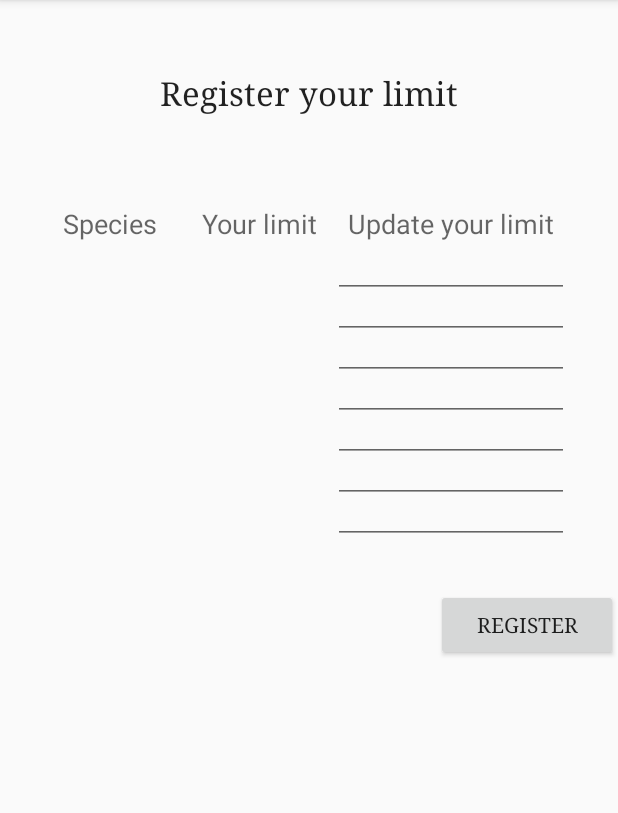
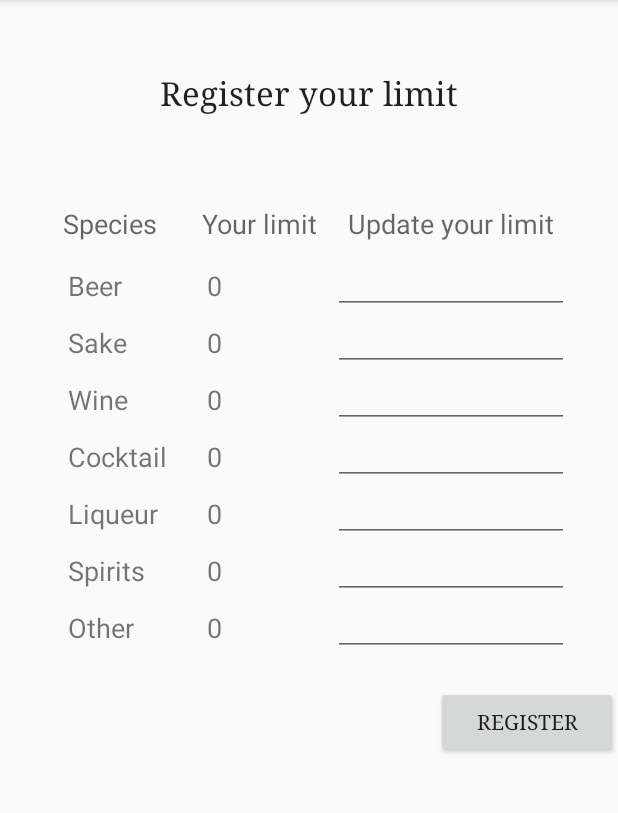
Before and after one commit to CORDEA/sake-meter, an Android app: the SakeLimitActivity screen opened directly, with no data from a screen before it, after a tap on "REGISTER", on a phone screen of 412 x 824 dp, the part 84-897 px from its top. Run offline under Robolectric (Android 15) with nearby library versions, the phone set to English and light mode, and no system bars.

Commit message:
bug fixed and cleaning

```diff
--- a/app/src/main/java/jp/cordea/sakemeter/MainActivity.java
+++ b/app/src/main/java/jp/cordea/sakemeter/MainActivity.java
@@ -3,7 +3,6 @@ package jp.cordea.sakemeter;
 import android.content.Intent;
 import android.os.Bundle;
 import android.support.v7.app.ActionBarActivity;
-import android.util.Log;
 import android.view.Menu;
 import android.view.MenuItem;
 import android.view.View;
@@ -48,12 +47,10 @@ public class MainActivity extends ActionBarActivity implements View.OnClickListe
         Intent intent;
         switch (view.getId()) {
             case R.id.sakemeter_b :
-                Log.i("MainActivity.onClick", "enter sakeMeter");
                 intent = new Intent(this, jp.cordea.sakemeter.SakeMeterActivity.class);
                 startActivity(intent);
             break;
             case R.id.limit_b :
-                Log.i("MainActivity.onClick", "enter sakeLimit");
                 intent = new Intent(this, jp.cordea.sakemeter.SakeLimitActivity.class);
                 startActivity(intent);
             break;
--- a/app/src/main/java/jp/cordea/sakemeter/SakeLimitActivity.java
+++ b/app/src/main/java/jp/cordea/sakemeter/SakeLimitActivity.java
@@ -14,7 +14,12 @@ import android.widget.TableLayout;
 import android.widget.TableRow;
 import android.widget.TextView;
 
+import java.io.File;
+import java.io.FileNotFoundException;
+import java.io.FileOutputStream;
+import java.io.IOException;
 import java.util.HashMap;
+import java.util.Map;
 
 /**
  * Copyright [2015] [Yoshihiro Tanaka]
@@ -35,14 +40,13 @@ import java.util.HashMap;
  */
 
 public class SakeLimitActivity extends ActionBarActivity implements View.OnClickListener {
-    private int height = 0;
 
     @Override
     protected void onCreate(Bundle savedInstanceState) {
         super.onCreate(savedInstanceState);
         setContentView(R.layout.activity_sakelimit);
 
-
+        addTableRow();
 
         final Button button = (Button) findViewById(R.id.register_b);
         button.setOnClickListener(this);
@@ -52,14 +56,14 @@ public class SakeLimitActivity extends ActionBarActivity implements View.OnClick
     public void onClick(View view) {
         switch (view.getId()) {
             case R.id.register_b :
-                controlCache.writeCache(false, getCacheDir(), "sakeMeter.limit.csv");
+                writeCache(false, getCacheDir(), general.limitFile);
                 addTableRow();
             break;
         }
     }
 
     private void addTableRow() {
-        HashMap<String, String> hashMap = controlCache.readCache(false, getCacheDir(), "sakeMeter.limit.csv");
+        HashMap<String, String> hashMap = controlCache.readCache(false, getCacheDir(), general.limitFile);
         TableLayout tableLayout = (TableLayout)findViewById(R.id.limit_table);
         int padding = 10;
         //setContentView(tableLayout);
@@ -79,14 +83,12 @@ public class SakeLimitActivity extends ActionBarActivity implements View.OnClick
             for (TextView tv : tvArray) {
                 tv.setPadding(padding + 10, padding, padding + 10, padding);
                 //tv.setBackgroundResource(R.drawable.border);
-                tv.setHeight(height);
                 tv.setTextSize(18);
             }
             Log.i("addTableRow", Integer.toString(sake_tv.getHeight()));
 
             EditText et = new EditText(this);
             et.setInputType(InputType.TYPE_CLASS_NUMBER);
-               et.setHeight(height);
             et.setPadding(padding, padding, padding + 10, padding);
             //et.setBackgroundResource(R.drawable.border);
 
@@ -114,16 +116,56 @@ public class SakeLimitActivity extends ActionBarActivity implements View.OnClick
         for (int k = 1; k < count; k++) tableLayout.removeViewAt(1);
     }
 
+    public HashMap<String, String> writeCache(boolean flag, File cacheDir, String fileName) {
+        HashMap<String, String> hashMap = new HashMap<>();
+        String acceptable = "0";
+
+        int index = -1;
+        if (fileName.contains("limit")) index = 0;
+
+        if (flag) for (String str : general.sakeArray) hashMap.put(str, Integer.toString(index));
+        else {
+            hashMap     = readRowItems();
+            acceptable  = calcTolerance(hashMap).toString();
+        }
+
+        try {
+            File file = new File(cacheDir.getAbsolutePath(), fileName);
+            FileOutputStream fos = new FileOutputStream(file);
+            try {
+                if (!file.exists()) file.createNewFile();
+                for (Map.Entry<String, String> hm : hashMap.entrySet()) {
+                    String content = hm.getKey() + "," + hm.getValue().toString() + ":";
+                    byte[] contentInBytes = content.getBytes();
+                    fos.write(contentInBytes);
+                    fos.flush();
+                    Log.i("writeCache", content);
+                }
+                fos.write(acceptable.getBytes());
+                fos.flush();
+                fos.close();
+            } catch (IOException e) {}
+        } catch (FileNotFoundException e) {}
+        return hashMap;
+    }
+
     public HashMap<String, String> readRowItems() {
         HashMap<String, String> hashMap = new HashMap<>();
-        TableLayout tl = (TableLayout)findViewById(R.id.limit_table);
+        TableLayout tl = (TableLayout) findViewById(R.id.limit_table);
 
         int count = tl.getChildCount();
         for (int k = 1; k < count; k++) {
-            TableRow tr         = (TableRow) tl.getChildAt(k);
-            TextView sake_tv    = (TextView) tr.getChildAt(0);
-            EditText limit_tv   = (EditText) tr.getChildAt(2);
-            hashMap.put(sake_tv.getText().toString(), limit_tv.getText().toString());
+            TableRow tr             = (TableRow) tl.getChildAt(k);
+            TextView sake_tv        = (TextView) tr.getChildAt(0);
+            TextView oldLimit_tv    = (TextView) tr.getChildAt(1);
+            EditText limit_tv       = (EditText) tr.getChildAt(2);
+            String   limit          = limit_tv.getText().toString();
+            int      oldLimit       = Integer.parseInt(oldLimit_tv.getText().toString());
+            if (limit_tv.length() == 0) {
+                if (oldLimit != 0)  limit = Integer.toString(oldLimit);
+                else                limit = "0";
+            }
+            hashMap.put(sake_tv.getText().toString(), limit);
         }
         return hashMap;
     }
@@ -138,16 +180,6 @@ public class SakeLimitActivity extends ActionBarActivity implements View.OnClick
             if (acceptable < count * freq) acceptable = count * freq;
         }
         return acceptable;
-    }
-
-    public void onWindowFocusChanged(boolean hasFocus) {
-        super.onWindowFocusChanged(hasFocus);
-
-        TextView tv = (TextView) findViewById(R.id.species);
-        height = tv.getHeight();
-        Log.i("onWindowFocusChanged", Integer.toString(height));
-
-        addTableRow();
     }
 
     @Override
--- a/app/src/main/java/jp/cordea/sakemeter/controlCache.java
+++ b/app/src/main/java/jp/cordea/sakemeter/controlCache.java
@@ -5,10 +5,8 @@ import android.util.Log;
 import java.io.File;
 import java.io.FileInputStream;
 import java.io.FileNotFoundException;
-import java.io.FileOutputStream;
 import java.io.IOException;
 import java.util.HashMap;
-import java.util.Map;
 
 /**
  * Created by CORDEA on 2015/03/29.
@@ -42,44 +40,11 @@ public class controlCache {
                 Log.i("readCache", e.toString());
             }
         } catch (FileNotFoundException e) {
-            return writeCache(true, cacheDir, fileName);
+            SakeLimitActivity sla = new SakeLimitActivity();
+            return sla.writeCache(true, cacheDir, fileName);
         }
         Log.i("readCache", "hashMap: " + hashMap.toString());
 
         return hashMap;
     }
-
-    public static HashMap<String, String> writeCache(boolean flag, File cacheDir, String fileName) {
-        HashMap<String, String> hashMap = new HashMap<String, String>();
-        String acceptable = "0";
-
-        int index = -1;
-        if (fileName.contains("limit")) index = 0;
-
-        if (flag) for (String str : general.sakeArray) hashMap.put(str, Integer.toString(index));
-        else {
-            SakeLimitActivity sla = new SakeLimitActivity();
-            hashMap = sla.readRowItems();
-            acceptable = sla.calcTolerance(hashMap).toString();
-        }
-
-        try {
-            File file = new File(cacheDir.getAbsolutePath(), fileName);
-            FileOutputStream fos = new FileOutputStream(file);
-            try {
-                if (!file.exists()) file.createNewFile();
-                for (Map.Entry<String, String> hm : hashMap.entrySet()) {
-                    String content = hm.getKey() + "," + hm.getValue().toString() + ":";
-                    byte[] contentInBytes = content.getBytes();
-                    fos.write(contentInBytes);
-                    fos.flush();
-                    Log.i("writeCache", content);
-                }
-                fos.write(acceptable.getBytes());
-                fos.flush();
-                fos.close();
-            } catch (IOException e) {}
-        } catch (FileNotFoundException e) {}
-        return hashMap;
-    }
 }
--- a/app/src/main/java/jp/cordea/sakemeter/general.java
+++ b/app/src/main/java/jp/cordea/sakemeter/general.java
@@ -21,7 +21,11 @@ import java.util.HashMap;
  */
 
 public class general {
-    public static String[] sakeArray = {"Beer", "Sake", "Wine", "Cocktail", "Liqueur", "Spirits", "Other"};
+    public static String[]  sakeArray = {"Beer", "Sake", "Wine", "Cocktail", "Liqueur", "Spirits", "Other"};
+
+    public static String    limitFile = "sakeMeter.limit.csv";
+    public static String    meterFile = "sakeMeter.meter.csv";
+
     public static HashMap<String, Integer> sakeMap() {
         HashMap<String, Integer> hashMap = new HashMap<>();
         int[] alcohol = {55, 150, 100, 150, 200, 400, 400};
--- a/app/src/main/res/layout/activity_sakelimit.xml
+++ b/app/src/main/res/layout/activity_sakelimit.xml
@@ -62,5 +62,5 @@
         android:id="@+id/register_b"
         android:layout_gravity="right"
         android:typeface="serif"
-        android:layout_marginTop="30dp" />
+        android:layout_marginTop="20dp" />
 </LinearLayout>
```
Also changed, not shown: app/src/main/java/jp/cordea/sakemeter/SakeMeterActivity.java (+5 -8 lines).
